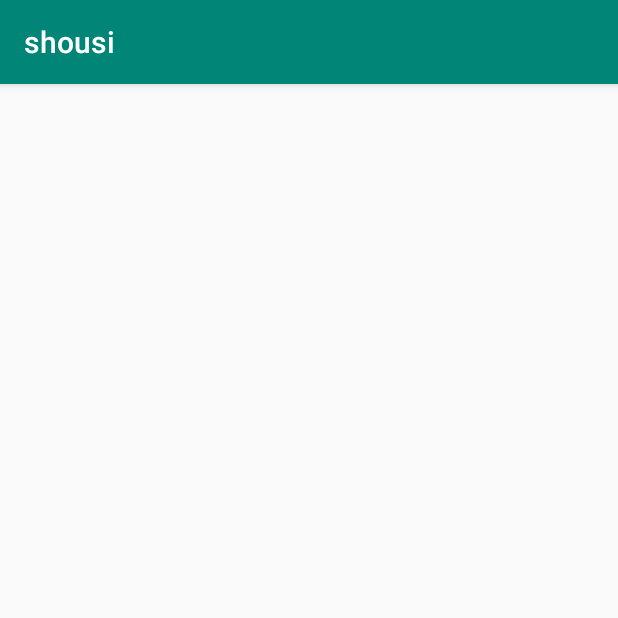
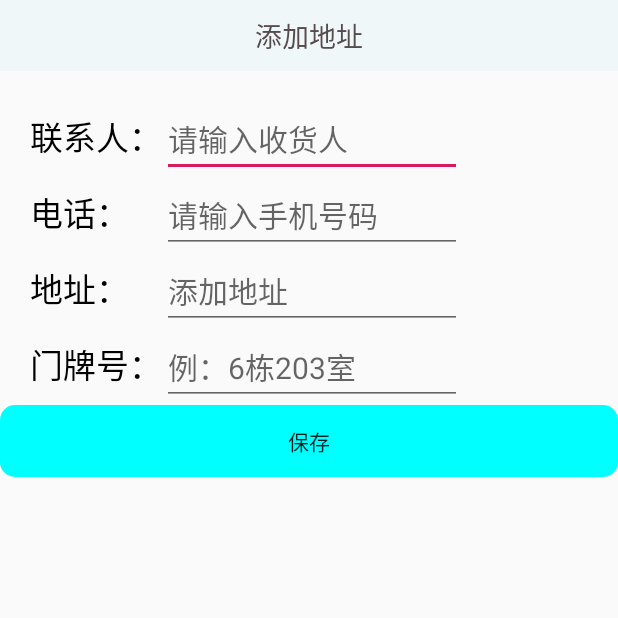
Before and after one commit to casualleftZ/shousi-master, an Android app: the AddadressActivity screen opened directly, with no data from a screen before it, on a phone screen of 412 x 824 dp, the top half of it. Run offline under Robolectric (Android 15) with nearby library versions, the light colour scheme and no system bars; 2 statements that could not run were skipped.

Commit message:
修改个人中心

```diff
--- a/app/src/main/AndroidManifest.xml
+++ b/app/src/main/AndroidManifest.xml
@@ -55,6 +55,8 @@
         </activity>
         <activity android:name=".AddadressActivity">
         </activity>
+        <activity android:name=".CallusActivity">
+        </activity>
     </application>
 
 </manifest>
--- a/app/src/main/java/comqwera/mingrisoft/shousi/activity/activity/AddadressActivity.java
+++ b/app/src/main/java/comqwera/mingrisoft/shousi/activity/activity/AddadressActivity.java
@@ -1,9 +1,10 @@
 package comqwera.mingrisoft.shousi.activity.activity;
 
+import android.app.Activity;
 import android.support.v7.app.AppCompatActivity;
 import android.os.Bundle;
 
-public class AddadressActivity extends AppCompatActivity {
+public class AddadressActivity extends Activity {
 
     @Override
     protected void onCreate(Bundle savedInstanceState) {
--- a/app/src/main/java/comqwera/mingrisoft/shousi/activity/fragment/User_fragment.java
+++ b/app/src/main/java/comqwera/mingrisoft/shousi/activity/fragment/User_fragment.java
@@ -121,7 +121,7 @@
                 if (position == 1){
                     startActivity(new Intent(getActivity(),MyadressActivity.class));}
                 if (position == 2){
-                    startActivity(new Intent(getActivity(),MymessageActivity.class));
+                    startActivity(new Intent(getActivity(),CallusActivity.class));
                 }
                 if (position == 3){
                     startActivity(new Intent(getActivity(),MymessageActivity.class));
--- a/app/src/main/res/layout/activity_addadress.xml
+++ b/app/src/main/res/layout/activity_addadress.xml
@@ -1,10 +1,117 @@
 <?xml version="1.0" encoding="utf-8"?>
-<android.support.constraint.ConstraintLayout
+<LinearLayout
         xmlns:android="http://schemas.android.com/apk/res/android"
         xmlns:tools="http://schemas.android.com/tools"
         xmlns:app="http://schemas.android.com/apk/res-auto"
         android:layout_width="match_parent"
         android:layout_height="match_parent"
+        android:orientation="vertical"
         tools:context="comqwera.mingrisoft.shousi.activity.activity.AddadressActivity">
 
-</android.support.constraint.ConstraintLayout>
+    <LinearLayout
+            android:layout_width="match_parent"
+            android:layout_height="wrap_content"
+            android:background="#f0f7f9"
+            android:padding="10dp">
+        <TextView
+                android:layout_width="0dp"
+                android:layout_height="wrap_content"
+                android:layout_weight="1"
+                android:gravity="center"
+                android:text="添加地址"
+                android:textColor="#564c4c"
+                android:textSize="18dp" />
+    </LinearLayout>
+
+    <TableLayout
+            android:layout_width="fill_parent"
+            android:layout_height="wrap_content"
+            android:layout_marginTop="20dp"
+    >
+    <!--第一行-->
+    <TableRow
+            android:layout_width="wrap_content"
+            android:layout_height="wrap_content"
+    >
+        <TextView
+                android:layout_width="wrap_content"
+                android:layout_height="wrap_content"
+                android:text="联系人："
+                android:textSize="22dp"
+                android:textColor="#000000"
+                android:layout_marginLeft="20dp"/>
+        <EditText
+                android:layout_width="200dp"
+                android:id="@+id/zhucenicheng"
+                android:layout_height="wrap_content"
+                android:hint="请输入收货人"
+                android:textSize="20dp"/>
+    </TableRow>
+    <!--第二行-->
+    <TableRow
+            android:layout_width="wrap_content"
+            android:layout_height="164dp">
+
+        <TextView
+                android:layout_width="wrap_content"
+                android:layout_height="wrap_content"
+                android:text="电话："
+                android:textSize="22dp"
+                android:textColor="#000000"
+                android:layout_marginLeft="20dp"/>
+
+        <EditText
+                android:layout_width="200dp"
+                android:id="@+id/zhuceshouji"
+                android:layout_height="wrap_content"
+                android:hint="请输入手机号码"
+                android:textSize="20dp"/>
+    </TableRow>
+    <!--第三行-->
+    <TableRow
+            android:layout_width="wrap_content"
+            android:layout_height="wrap_content">
+        <TextView
+                android:layout_marginLeft="20dp"
+                android:layout_width="wrap_content"
+                android:layout_height="wrap_content"
+                android:textSize="22dp"
+                android:textColor="#000000"
+                android:text="地址："/>
+        <EditText
+                android:layout_height="wrap_content"
+                android:layout_width="200dp"
+                android:id="@+id/zhucemima"
+                android:hint="添加地址"
+                android:textSize="20dp"/>
+    </TableRow>
+    <!--第三行-->
+    <TableRow
+            android:layout_width="wrap_content"
+            android:layout_height="wrap_content">
+        <TextView
+                android:layout_marginLeft="20dp"
+                android:layout_width="wrap_content"
+                android:layout_height="wrap_content"
+                android:textSize="22dp"
+                android:textColor="#000000"
+                android:text="门牌号："/>
+        <EditText
+                android:layout_height="wrap_content"
+                android:layout_width="200dp"
+                android:id="@+id/querenzhucemima"
+                android:hint="例：6栋203室"
+                android:textSize="20dp"/>
+    </TableRow>
+    </TableLayout>
+
+    <Button
+            android:layout_width="fill_parent"
+            android:layout_height="wrap_content"
+            android:id="@+id/add_adress"
+            android:background="@drawable/loginbutton"
+            android:text="保存"
+            android:layout_gravity="center"/>
+
+
+</LinearLayout>
--- a/app/src/main/res/layout/activity_inquiryuser.xml
+++ b/app/src/main/res/layout/activity_inquiryuser.xml
@@ -6,16 +6,27 @@
 
     <TextView
             android:id="@+id/bus_tv_seach"
+            android:layout_width="match_parent"
+            android:layout_height="wrap_content"
             android:layout_marginTop="10dp"
             android:layout_marginLeft="10dp"
-            android:layout_width="match_parent"
-            android:layout_height="wrap_content"
-            android:background="@drawable/serach"
             android:drawableLeft="@mipmap/sousuo"
             android:hint="搜索用户信息"
             android:padding="5dp"
-            android:textSize="13sp"
-            android:drawablePadding="10dp"/>
+    />
+
+    <!--<TextView-->
+            <!--android:id="@+id/bus_tv_seach"-->
+            <!--android:layout_marginTop="10dp"-->
+            <!--android:layout_marginLeft="10dp"-->
+            <!--android:layout_width="match_parent"-->
+            <!--android:layout_height="wrap_content"-->
+            <!--android:background="@drawable/serach"-->
+            <!--android:drawableLeft="@mipmap/sousuo"-->
+            <!--android:hint="搜索用户信息"-->
+            <!--android:padding="5dp"-->
+            <!--android:textSize="13sp"-->
+            <!--android:drawablePadding="10dp"/>-->
     <ListView android:layout_width="match_parent"
               android:layout_height="wrap_content"
               android:layout_marginTop="10dp"
--- a/app/src/main/res/layout/inquiruser_item.xml
+++ b/app/src/main/res/layout/inquiruser_item.xml
@@ -4,28 +4,8 @@
         android:layout_width="match_parent"
         android:layout_height="match_parent"
         android:orientation="vertical">
-    <LinearLayout
-            android:layout_width="wrap_content"
-            android:layout_height="wrap_content"
-            android:id="@+id/user_sousuo"
-    >
-        <ImageButton android:layout_width="wrap_content"
-                     android:layout_height="wrap_content"
-                     android:src="@mipmap/sousuo"/>
 
-        <EditText
-                android:id="@+id/user_seach"
-                android:layout_marginTop="7dp"
-                android:layout_marginLeft="10dp"
-                android:layout_weight="1"
-                android:layout_width="318dp"
-                android:layout_height="35dp"
-                android:hint="找不到，搜一搜"
-                android:textSize="13sp"
-                android:gravity="center_vertical"
-                android:padding="5dp"
-        />
-    </LinearLayout>
+
     <LinearLayout
             android:layout_width="match_parent"
             android:layout_height="match_parent"
```
Also changed, not shown: app/src/main/res/mipmap-xhdpi/appsgousijia.jpg (deleted).
